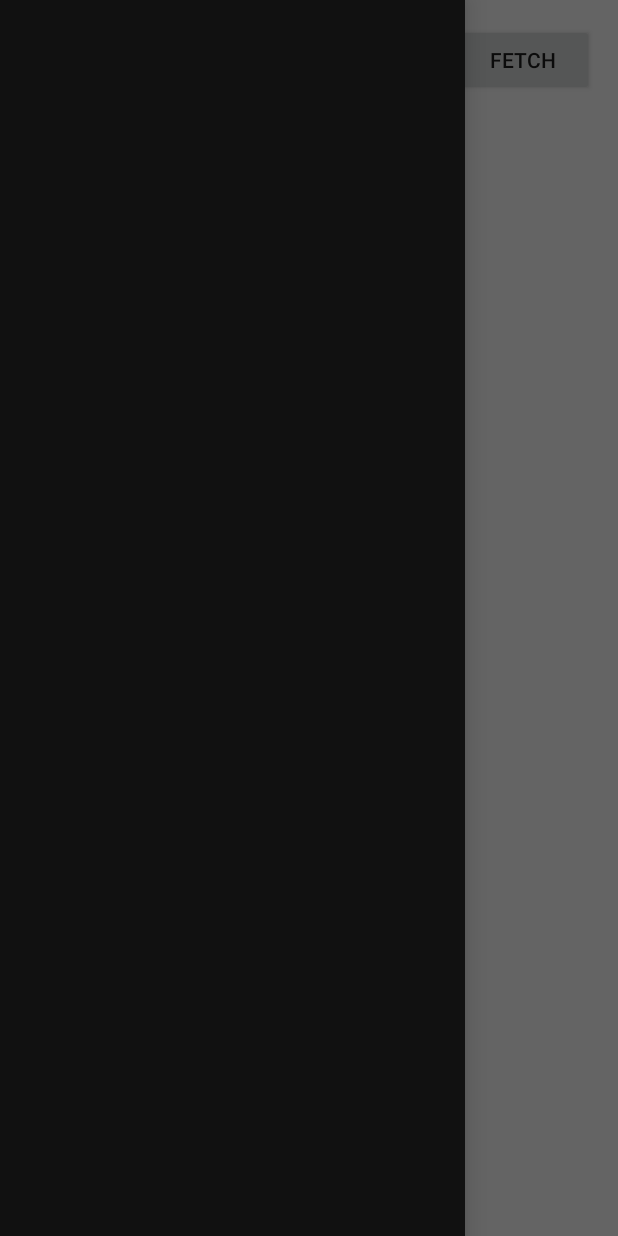
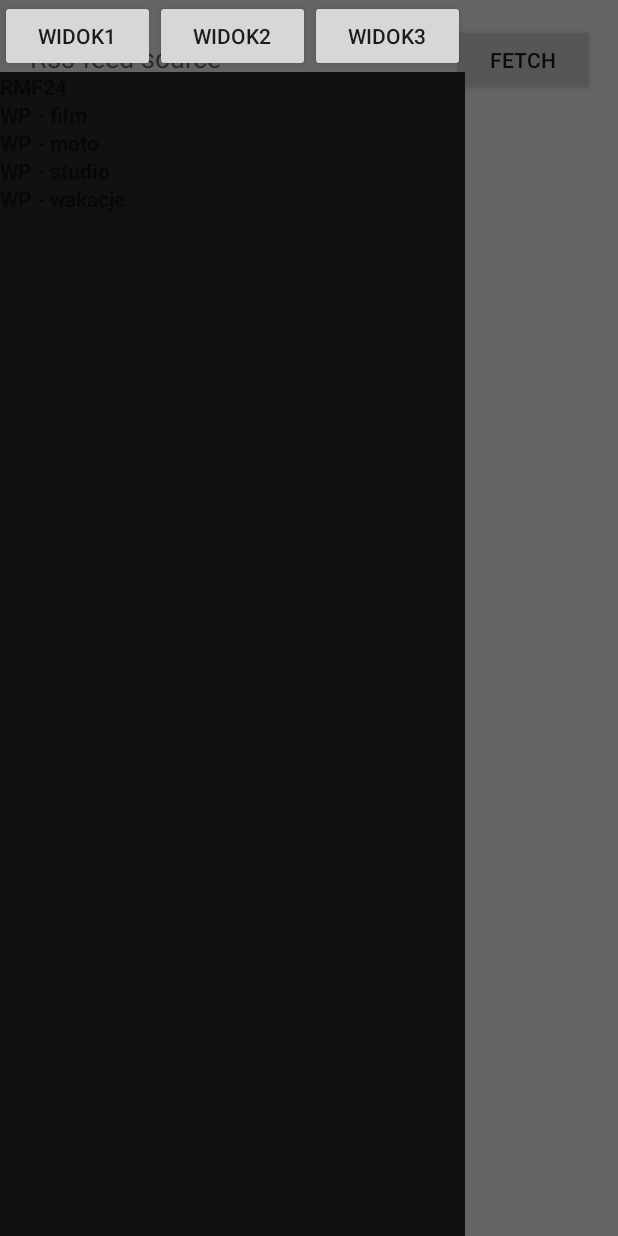
Before and after one commit to PiotrRozanski/RSS_Application, an Android app: the screen it shows after launch (MainActivity), with the side drawer open, on a phone screen of 412 x 824 dp. Run offline under Robolectric (Android 15) with nearby library versions, the phone set to English and light mode, and no system bars.

Commit message:
dodane kanaly do listy, zbugowane bo ich nie widac

```diff
--- a/app/src/main/java/uz/pl/rss_application/MainActivity.java
+++ b/app/src/main/java/uz/pl/rss_application/MainActivity.java
@@ -13,9 +13,10 @@ import android.view.GestureDetector;
 import android.view.MotionEvent;
 import android.view.View;
 import android.view.inputmethod.InputMethodManager;
+import android.widget.AdapterView;
 import android.widget.Button;
 import android.widget.EditText;
-import android.widget.TextView;
+import android.widget.ListView;
 import android.widget.Toast;
 
 import org.xmlpull.v1.XmlPullParserException;
@@ -23,9 +24,12 @@ import org.xmlpull.v1.XmlPullParserException;
 import java.io.IOException;
 import java.io.InputStream;
 import java.net.URL;
+import java.util.Arrays;
 import java.util.List;
 
+import uz.pl.rss_application.adapter.ChannelListAdapter;
 import uz.pl.rss_application.adapter.RssFeedListAdapter;
+import uz.pl.rss_application.model.RssChannelModel;
 import uz.pl.rss_application.model.RssFeedModel;
 import uz.pl.rss_application.parser.XmlParser;
 
@@ -48,7 +52,32 @@ public class MainActivity extends AppCompatActivity {
         setContentView(R.layout.activity_main);
         setViewElementAction();
         addDoubleTapForDefaultRss();
+        fillRssChannels();
     }
+
+    private void fillRssChannels() {
+        ListView mDrawerList = (ListView) findViewById(R.id.left_drawer);
+        List<RssChannelModel> channels = Arrays.asList(
+                new RssChannelModel("RMF24", "http://www.rmf24.pl/fakty/feed"),
+                new RssChannelModel("WP - film", "http://film.wp.pl/rss.xml"),
+                new RssChannelModel("WP - moto", "http://moto.wp.pl/rss.xml"),
+                new RssChannelModel("WP - studio", "http://studio.wp.pl/rss.xml"),
+                new RssChannelModel("WP - wakacje", "http://wakacje.wp.pl/rss.xml"));
+
+        ChannelListAdapter adapter = new ChannelListAdapter(this, R.layout.rss_channel,channels);
+        mDrawerList.setAdapter(adapter);
+    }
+
+    private class DrawerItemClickListener implements ListView.OnItemClickListener {
+        @Override
+        public void onItemClick(AdapterView<?> parent, View view, int position, long id) {
+            selectItem(position);
+        }
+    }
+    private void selectItem(int position) {
+       //tutaj kod do wczytania innych rssow
+    }
+
 
     private void addDoubleTapForDefaultRss() {
         final GestureDetector gestureDetector = new GestureDetector(this,new GestureDetector.SimpleOnGestureListener() {
--- /dev/null
+++ b/app/src/main/java/uz/pl/rss_application/adapter/ChannelListAdapter.java
@@ -0,0 +1,40 @@
+package uz.pl.rss_application.adapter;
+
+import android.content.Context;
+import android.view.LayoutInflater;
+import android.view.View;
+import android.view.ViewGroup;
+import android.widget.ArrayAdapter;
+import android.widget.TextView;
+
+import java.util.List;
+
+import uz.pl.rss_application.R;
+import uz.pl.rss_application.model.RssChannelModel;
+public class ChannelListAdapter extends ArrayAdapter<RssChannelModel> {
+    public ChannelListAdapter(Context context, int textViewResourceId) {
+        super(context, textViewResourceId);
+    }
+
+    public ChannelListAdapter(Context context, int resource, List<RssChannelModel> items) {
+        super(context, resource, items);
+    }
+
+    @Override
+    public View getView(int position, View convertView, ViewGroup parent) {
+        View view = convertView;
+        if (view == null) {
+            LayoutInflater inflater;
+            inflater = LayoutInflater.from(getContext());
+            view = inflater.inflate(R.layout.rss_channel, null);
+        }
+        RssChannelModel model = getItem(position);
+        if (model != null) {
+            TextView textView = (TextView) view.findViewById(R.id.rsschannelname);
+            if (textView != null) {
+                textView.setText(model.getName());
+            }
+        }
+        return view;
+    }
+}
--- /dev/null
+++ b/app/src/main/java/uz/pl/rss_application/model/RssChannelModel.java
@@ -0,0 +1,23 @@
+package uz.pl.rss_application.model;
+
+/**
+ * Created by Robert on 23.05.2017.
+ */
+
+public class RssChannelModel {
+    private String name;
+    private String link;
+
+    public RssChannelModel(String name, String link){
+        this.name=name;
+        this.link=link;
+    }
+
+    public String getName() {
+        return name;
+    }
+
+    public String getLink() {
+        return link;
+    }
+}
--- a/app/src/main/res/layout/activity_main.xml
+++ b/app/src/main/res/layout/activity_main.xml
@@ -25,6 +25,7 @@
                 android:layout_height="wrap_content"
                 android:layout_weight="3"
                 android:hint="Rss feed source" />
+
             <Button
                 android:id="@+id/fetchFeedButton"
                 android:layout_width="0dp"
@@ -48,14 +49,49 @@
 
     </LinearLayout>
 
-
-    <ListView android:id="@+id/left_drawer"
+    <LinearLayout
         android:layout_width="310dp"
         android:layout_height="match_parent"
         android:layout_gravity="start"
-        android:choiceMode="singleChoice"
-        android:divider="@android:color/transparent"
-        android:dividerHeight="0dp"
-        android:background="#111"/>
+        android:orientation="vertical">
+
+        <LinearLayout
+            android:layout_width="match_parent"
+            android:layout_height="wrap_content"
+            android:orientation="horizontal">
+
+            <Button
+                android:id="@+id/widok1"
+                android:layout_width="0dp"
+                android:layout_height="wrap_content"
+                android:layout_weight="1"
+                android:text="widok1" />
+
+            <Button
+                android:id="@+id/widok2"
+                android:layout_width="0dp"
+                android:layout_height="wrap_content"
+                android:layout_weight="1"
+                android:text="widok2" />
+
+            <Button
+                android:id="@+id/widok3"
+                android:layout_width="0dp"
+                android:layout_height="wrap_content"
+                android:layout_weight="1"
+                android:text="widok3" />
+        </LinearLayout>
+
+        <ListView
+            android:id="@+id/left_drawer"
+            android:layout_width="310dp"
+            android:layout_height="match_parent"
+            android:layout_gravity="start"
+            android:background="#111"
+            android:choiceMode="singleChoice"
+            android:divider="@android:color/transparent"
+            android:dividerHeight="0dp" />
+    </LinearLayout>
+
 
 </android.support.v4.widget.DrawerLayout>
--- /dev/null
+++ b/app/src/main/res/layout/rss_channel.xml
@@ -0,0 +1,12 @@
+<?xml version="1.0" encoding="utf-8"?>
+<LinearLayout xmlns:android="http://schemas.android.com/apk/res/android"
+android:layout_width="match_parent"
+android:layout_height="wrap_content"
+android:orientation="vertical">
+
+<TextView
+    android:id="@+id/rsschannelname"
+    android:layout_width="match_parent"
+    android:layout_height="wrap_content"
+    android:textStyle="bold" />
+</LinearLayout>
```
